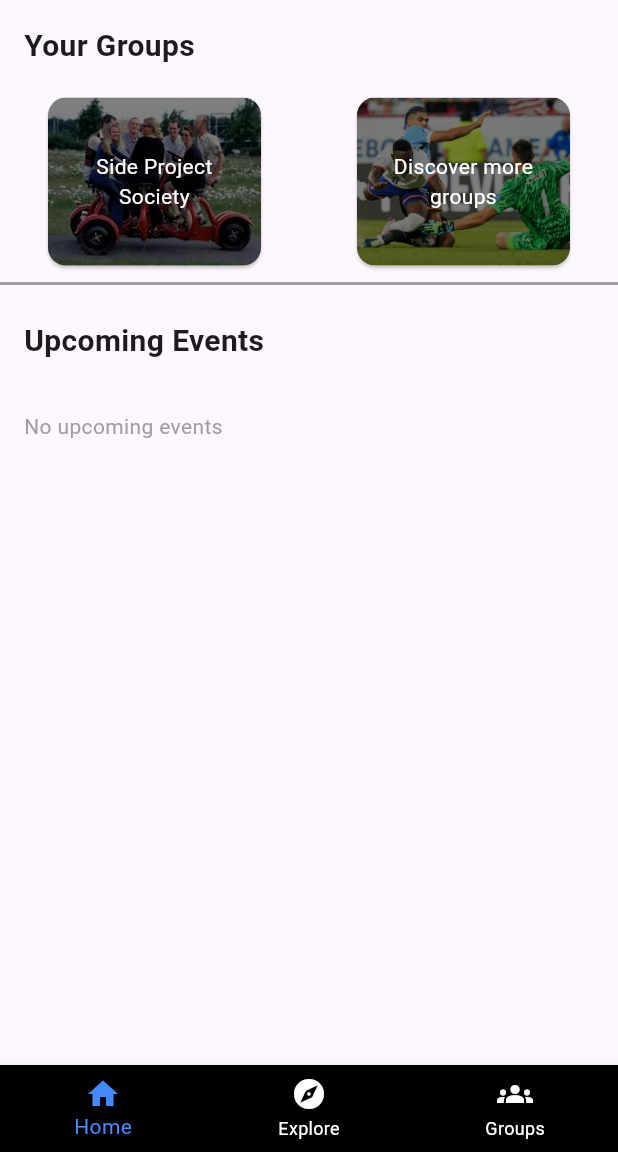
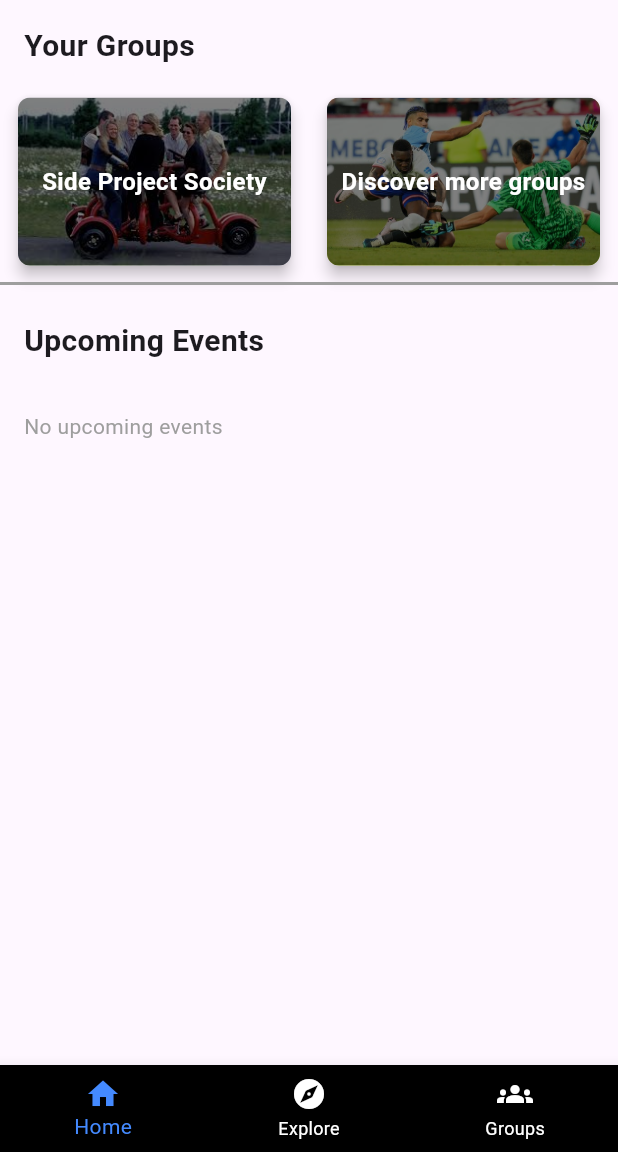
Before and after one commit to KuMEET/KuMeet-Senior-Project, a Flutter app: the HomePage screen opened by its route, on a phone screen of 412 x 824 dp, the part 84-1236 px from its top. Run offline on Flutter 3.47's test engine with Material 3 defaults, Android fonts, the phone set to English and light mode, and no system bars; our stand-ins replace image_picker.

Commit message:
group page

```diff
--- a/kumeet/lib/explore_page.dart
+++ b/kumeet/lib/explore_page.dart
@@ -170,7 +170,8 @@ class ExploreFloatingActionButton extends StatelessWidget {
           onAddEvent(newEvent);
         }
       },
-      child: const Icon(Icons.add),
+      backgroundColor: const Color.fromARGB(255, 255, 120, 53),
+      child: const Icon(Icons.add, color: Colors.white,),
     );
   }
 }
--- a/kumeet/lib/group_card.dart
+++ b/kumeet/lib/group_card.dart
@@ -3,24 +3,38 @@ import 'package:flutter/material.dart';
 class GroupCard extends StatelessWidget {
   final String title;
   final String imagePath;
+  final VoidCallback onTap; // Callback for handling card tap
 
-  const GroupCard({Key? key, required this.title, required this.imagePath}) : super(key: key);
+  const GroupCard({
+    Key? key,
+    required this.title,
+    required this.imagePath,
+    required this.onTap, // Initialize onTap
+  }) : super(key: key);
 
   @override
   Widget build(BuildContext context) {
-    return SizedBox(
+    return GestureDetector(
+      onTap: onTap, // Trigger the onTap callback when card is tapped
+      child: SizedBox(
         width: 150,
         height: 120,
         child: Card(
           clipBehavior: Clip.antiAlias,
+          shape: RoundedRectangleBorder(
+            borderRadius: BorderRadius.circular(8), // Rounded corners
+          ),
+          elevation: 4, // Elevation for shadow effect
           child: Stack(
             children: [
+              // Background Image
               Image.asset(
                 imagePath,
                 width: double.infinity,
                 height: double.infinity,
                 fit: BoxFit.cover,
               ),
+              // Semi-transparent overlay with title
               Container(
                 color: Colors.black.withOpacity(0.5),
                 child: Center(
@@ -29,7 +43,7 @@ class GroupCard extends StatelessWidget {
                     child: Text(
                       title,
                       textAlign: TextAlign.center,
-                    style: const TextStyle(color: Colors.white),
+                      style: const TextStyle(color: Colors.white, fontSize: 16, fontWeight: FontWeight.bold),
                     ),
                   ),
                 ),
@@ -37,6 +51,7 @@ class GroupCard extends StatelessWidget {
             ],
           ),
         ),
+      ),
     );
   }
 }
--- a/kumeet/lib/homecontent.dart
+++ b/kumeet/lib/homecontent.dart
@@ -3,6 +3,7 @@ import 'group_card.dart'; // Import the GroupCard widget
 import 'event.dart';
 import 'eventcard.dart';
 import 'eventDetail_page.dart';
+import 'group_details_page.dart';
 
 class HomeContent extends StatelessWidget {
   final List<Event> calendarEvents;
@@ -32,6 +33,22 @@ class YourGroupsSection extends StatelessWidget {
 
   @override
   Widget build(BuildContext context) {
+    // Example group data
+    final List<Map<String, dynamic>> groups = [
+      {
+        'title': 'Side Project Society',
+        'imagePath': 'images/group_image1.png',
+        'capacity': 50,
+        'occupancy': 35,
+      },
+      {
+        'title': 'Discover more groups',
+        'imagePath': 'images/group_image2.png',
+        'capacity': 30,
+        'occupancy': 28,
+      },
+    ];
+
     return Column(
       crossAxisAlignment: CrossAxisAlignment.start,
       children: [
@@ -44,16 +61,30 @@ class YourGroupsSection extends StatelessWidget {
         ),
         Row(
           mainAxisAlignment: MainAxisAlignment.spaceAround,
-          children: const [
-            GroupCard(
-              title: 'Side Project Society',
-              imagePath: 'images/group_image1.png',
-            ),
-            GroupCard(
-              title: 'Discover more groups',
-              imagePath: 'images/group_image2.png',
-            ),
-          ],
+          children: groups.map((group) {
+            return Expanded(
+              child: Padding(
+                padding: const EdgeInsets.symmetric(horizontal: 8.0),
+                child: GroupCard(
+                  title: group['title'],
+                  imagePath: group['imagePath'],
+                  onTap: () {
+                    Navigator.push(
+                      context,
+                      MaterialPageRoute(
+                        builder: (context) => GroupDetailsPage(
+                          title: group['title'],
+                          imagePath: group['imagePath'],
+                          capacity: group['capacity'],
+                          occupancy: group['occupancy'],
+                        ),
+                      ),
+                    );
+                  },
+                ),
+              ),
+            );
+          }).toList(),
         ),
       ],
     );
--- a/kumeet/lib/main.dart
+++ b/kumeet/lib/main.dart
@@ -4,7 +4,8 @@ import 'signup_page.dart';
 import 'login_page.dart';
 import 'event.dart';
 import 'homecontent.dart';
-import 'group_page.dart'; // Import your GroupPage
+import 'group_page.dart';
+
 
 void main() {
   runApp(const KuMeetApp());
```
Also changed, not shown: kumeet/lib/group_details_page.dart (added, +124 -0 lines), kumeet/lib/group_page.dart (+39 -9 lines), 3 other files. Lines whose indentation alone changed are shown as unchanged.
